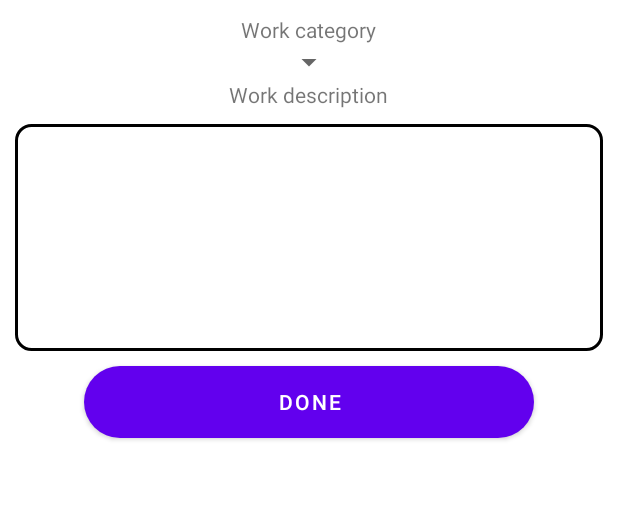
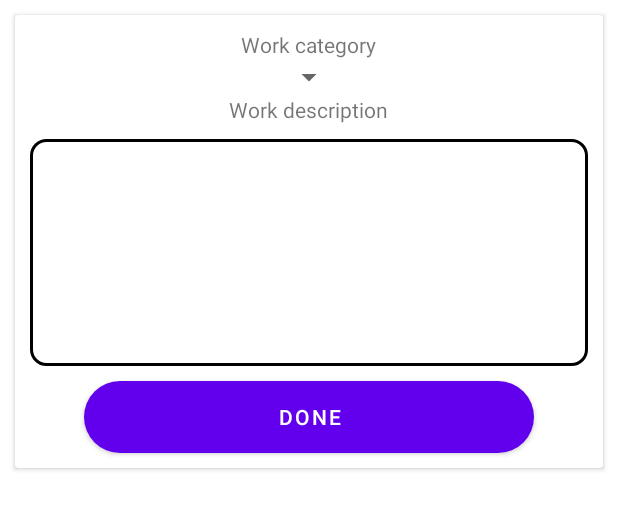
Before and after one commit to EmmanuelChangole/Nearby-Workers, an Android app: the layout work_add.xml on its own in the app's theme, with its tools: preview values and no code run, on a phone screen of 412 x 824 dp. Shown: the top 510 px of the screen. Run offline under Robolectric (Android 15) with nearby library versions, the light colour scheme and no system bars; plain views replace AVLoadingIndicatorView.

Commit message:
cardView Update

```diff
--- a/app/src/main/res/layout/work_add.xml
+++ b/app/src/main/res/layout/work_add.xml
@@ -3,6 +3,16 @@
     android:layout_width="match_parent"
     android:layout_height="match_parent"
     xmlns:app="http://schemas.android.com/apk/res-auto">
+    <androidx.cardview.widget.CardView
+        android:layout_width="match_parent"
+        android:layout_height="wrap_content"
+        android:layout_margin="10dp"
+        android:elevation="10dp"
+        >
+
+       <RelativeLayout
+           android:layout_width="match_parent"
+           android:layout_height="match_parent">
            <TextView
                android:id="@+id/tvCategory"
                android:layout_marginTop="10dp"
@@ -69,7 +79,16 @@
                android:layout_height="wrap_content"
                android:text="Done"
                android:background="@drawable/rounded_button"
+               android:layout_marginBottom="10dp"
                />
+
+
+
+       </RelativeLayout>
+
+
+    </androidx.cardview.widget.CardView>
+
 
 
 
```
Lines whose indentation alone changed are shown as unchanged.
